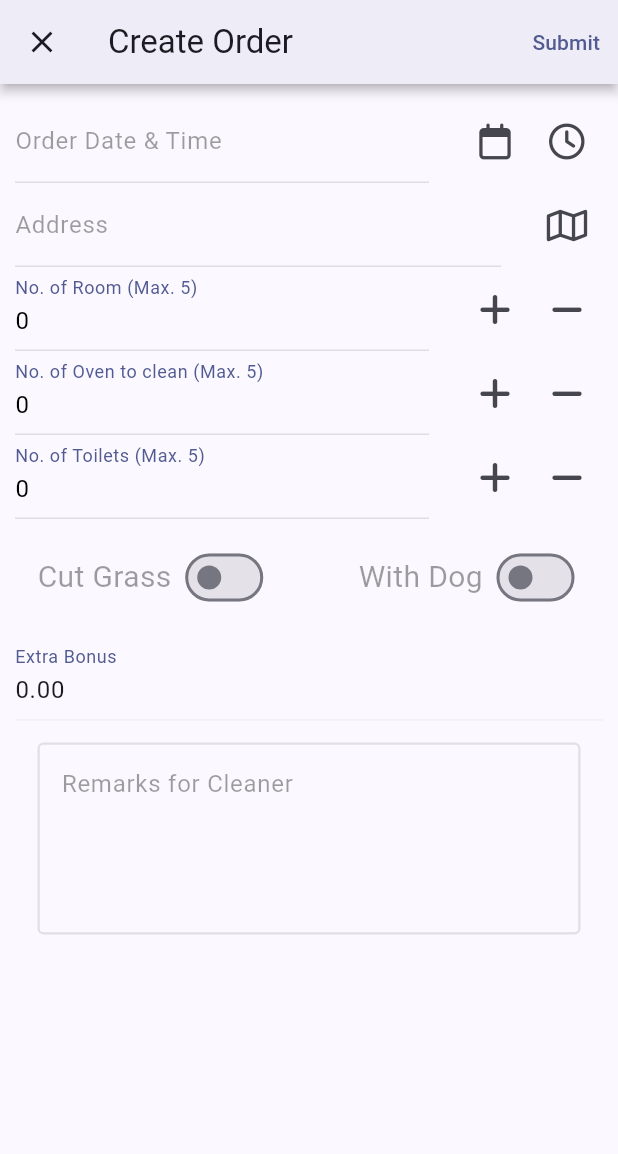
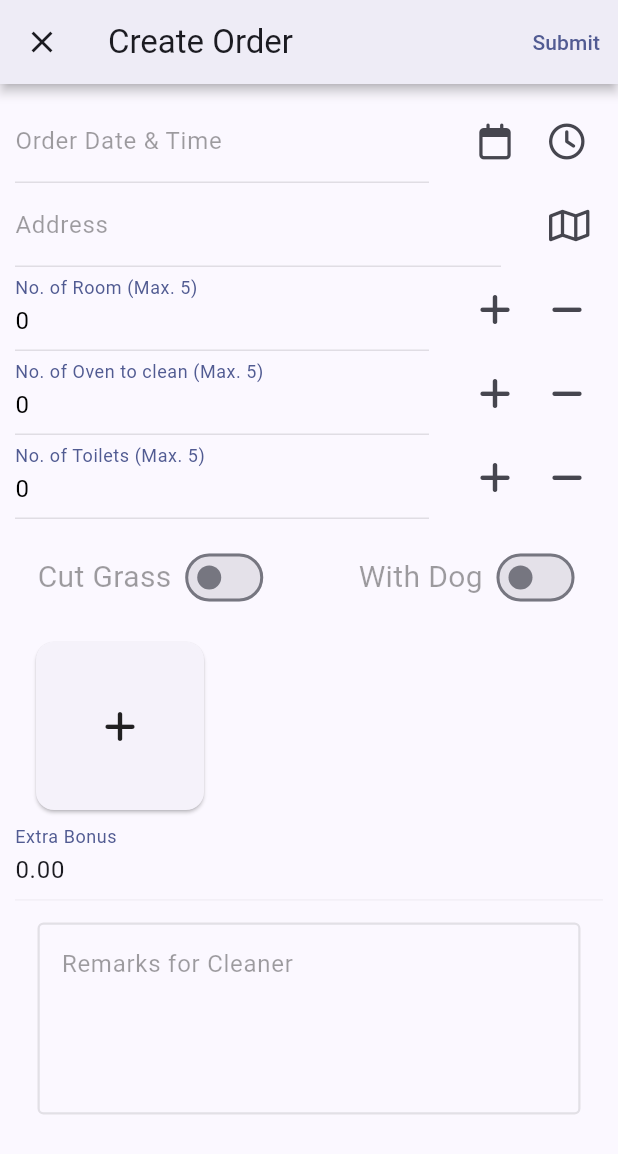
Before and after one commit to JacobHung111/Booking, a Flutter app: the OrderCreatePage screen opened by its route, on a phone screen of 412 x 824 dp. Shown: the top 1154 px of the screen. Run offline on Flutter 3.47's test engine with Material 2 defaults, Android fonts, the phone set to English and light mode, and no system bars; our stand-ins replace easy_splash_screen, email_validator, file_picker, flutter_riverpod, font_awesome_flutter, geolocator and 5 more; missing offline and left inert: address_search_field; network calls fail.

Commit message:
update Icon Layout

```diff
--- a/lib/commons/widgets/textbox.dart
+++ b/lib/commons/widgets/textbox.dart
@@ -44,7 +44,7 @@ class TextBox extends StatelessWidget {
                   onPressed: () {
                     _isHidden(!_isHidden.value);
                   },
-                  icon: FaIcon(_isHidden.value
+                  icon: Icon(_isHidden.value
                       ? FontAwesomeIcons.eyeSlash
                       : FontAwesomeIcons.eye))
               : null,
--- a/lib/models/order_create_model.dart
+++ b/lib/models/order_create_model.dart
@@ -1,5 +1,4 @@
 import 'package:address_search_field/address_search_field.dart';
-import 'package:image_picker/image_picker.dart';
 
 class OrderCreateListModel {
   DateTime? date;
@@ -7,7 +6,7 @@ class OrderCreateListModel {
   OrderCreateOptionModel option = OrderCreateOptionModel();
   String? comments;
   int bonus = 0;
-  List<XFile>? images;
+  List<(String, String)>? images;
 
   OrderCreateListModel(
       {this.date, this.address, this.comments, this.bonus = 0, this.images});
--- a/lib/views/pages/commons/geo_page.dart
+++ b/lib/views/pages/commons/geo_page.dart
@@ -33,7 +33,7 @@ class GeoPage extends GetView<GeoController> {
             child: TextField(
               decoration: InputDecoration(
                   suffixIcon: IconButton(
-                      icon: const FaIcon(FontAwesomeIcons.arrowRight),
+                      icon: const Icon(FontAwesomeIcons.arrowRight),
                       onPressed: () {
                         if (controller.pointedAddress.value != null) {
                           Get.back(result: controller.pointedAddress.value);
@@ -70,7 +70,7 @@ class GeoPage extends GetView<GeoController> {
         ],
       ),
       floatingActionButton: FloatingActionButton(
-        child: const FaIcon(FontAwesomeIcons.mapLocation),
+        child: const Icon(FontAwesomeIcons.mapLocation),
         onPressed: () async {
           controller.determinePosition().then((value) {
             return _goToPoint(LatLng(value.latitude, value.longitude))
--- a/lib/views/pages/order/order_create_page.dart
+++ b/lib/views/pages/order/order_create_page.dart
@@ -1,3 +1,5 @@
+import 'dart:io';
+
 import 'package:booking/controllers/order/order_create_controller.dart';
 import 'package:booking/views/dialogs/datetime_dialogs.dart';
 import 'package:booking/views/pages/commons/geo_page.dart';
@@ -33,7 +35,7 @@ class OrderCreatePage extends GetView<OrderCreateController> {
         body: Theme(
             data: theme,
             child: ListView(
-              padding: const EdgeInsets.all(10),
+              padding: const EdgeInsets.all(10).copyWith(bottom: 20),
               children: [
                 Row(
                   children: [
@@ -56,7 +58,7 @@ class OrderCreatePage extends GetView<OrderCreateController> {
                                   controller.orderDetail.value.date, (value) {
                                 controller.updateDateTime(value);
                               }),
-                          icon: const FaIcon(FontAwesomeIcons.calendar)),
+                          icon: const Icon(FontAwesomeIcons.calendar)),
                       IconButton(
                           onPressed: () => DateTimeDialogs.showDialogTimePicker(
                                   context,
@@ -64,7 +66,7 @@ class OrderCreatePage extends GetView<OrderCreateController> {
                                   controller.orderDetail.value.date, (value) {
                                 controller.updateDateTime(value);
                               }),
-                          icon: const FaIcon(FontAwesomeIcons.clock))
+                          icon: const Icon(FontAwesomeIcons.clock))
                     ])
                   ],
                 ),
@@ -85,7 +87,7 @@ class OrderCreatePage extends GetView<OrderCreateController> {
                             controller.updateAddress(address);
                           });
                         },
-                        icon: const FaIcon(FontAwesomeIcons.map))
+                        icon: const Icon(FontAwesomeIcons.map))
                   ],
                 ),
                 Row(
@@ -103,10 +105,10 @@ class OrderCreatePage extends GetView<OrderCreateController> {
                     Row(children: [
                       IconButton(
                           onPressed: () => controller.updateNoOfRoom(true),
-                          icon: const FaIcon(FontAwesomeIcons.plus)),
+                          icon: const Icon(FontAwesomeIcons.plus)),
                       IconButton(
                           onPressed: () => controller.updateNoOfRoom(false),
-                          icon: const FaIcon(FontAwesomeIcons.minus))
+                          icon: const Icon(FontAwesomeIcons.minus))
                     ])
                   ],
                 ),
@@ -125,10 +127,10 @@ class OrderCreatePage extends GetView<OrderCreateController> {
                     Row(children: [
                       IconButton(
                           onPressed: () => controller.updateNoOfOven(true),
-                          icon: const FaIcon(FontAwesomeIcons.plus)),
+                          icon: const Icon(FontAwesomeIcons.plus)),
                       IconButton(
                           onPressed: () => controller.updateNoOfOven(false),
-                          icon: const FaIcon(FontAwesomeIcons.minus))
+                          icon: const Icon(FontAwesomeIcons.minus))
                     ])
                   ],
                 ),
@@ -147,10 +149,10 @@ class OrderCreatePage extends GetView<OrderCreateController> {
                     Row(children: [
                       IconButton(
                           onPressed: () => controller.updateNoOfToilet(true),
-                          icon: const FaIcon(FontAwesomeIcons.plus)),
+                          icon: const Icon(FontAwesomeIcons.plus)),
                       IconButton(
                           onPressed: () => controller.updateNoOfToilet(false),
-                          icon: const FaIcon(FontAwesomeIcons.minus))
+                          icon: const Icon(FontAwesomeIcons.minus))
                     ])
                   ],
                 ),
@@ -205,6 +207,38 @@ class OrderCreatePage extends GetView<OrderCreateController> {
                     ],
                   ),
                 ),
+                Obx(() {
+                  var imageList = controller.orderDetail.value.images ?? [];
+                  return SizedBox(
+                      height: 120,
+                      width: double.infinity,
+                      child: GridView.builder(
+                          itemCount: imageList.length + 1,
+                          itemBuilder: (BuildContext context, int index) {
+                            if (index < imageList.length) {
+                              return Card(
+                                  child: Padding(
+                                      padding: const EdgeInsets.all(5),
+                                      child: Image.file(
+                                          File(imageList[index].$2))));
+                            } else {
+                              return InkWell(
+                                child: const Card(
+                                    child: Center(
+                                        child: Icon(FontAwesomeIcons.plus))),
+                                onTap: () => controller.updateImage(),
+                              );
+                            }
+                          },
+                          scrollDirection: Axis.horizontal,
+                          padding: const EdgeInsets.symmetric(horizontal: 10),
+                          gridDelegate:
+                              const SliverGridDelegateWithFixedCrossAxisCount(
+                                  crossAxisCount: 1)
+                          // const SliverGridDelegateWithMaxCrossAxisExtent(
+                          //     maxCrossAxisExtent: 120),
+                          ));
+                }),
                 TextField(
                   controller: controller.bonusController,
                   decoration: const InputDecoration(
```
Also changed, not shown: lib/controllers/common/image_picker_controller.dart (+9 -17 lines), lib/controllers/order/order_create_controller.dart (+12 -0 lines), lib/views/pages/commons/image_picker_page.dart (+13 -16 lines), lib/views/pages/commons/tabbar_page.dart (+8 -8 lines).
